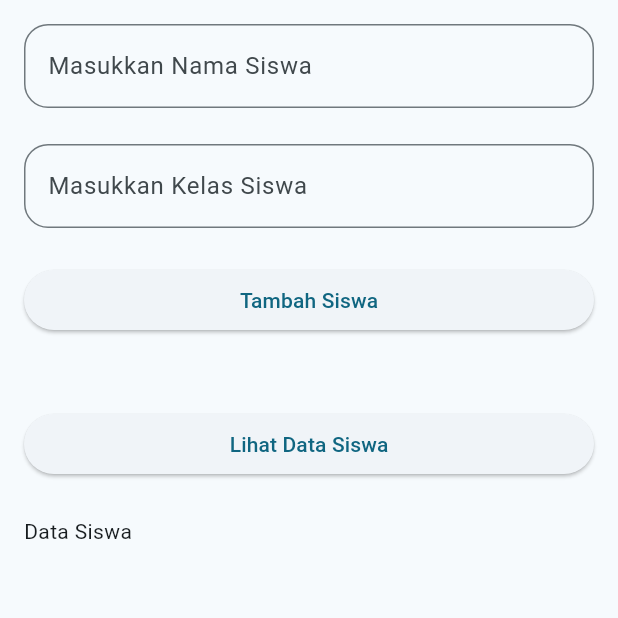
After one commit to Habibieproject/ppkd_b_5, a Flutter app: the CrSiswaScreenDay17 screen opened directly, on a phone screen of 412 x 824 dp, the top half of it. The commit adds this screen. Run offline on Flutter 3.47's test engine with Material 3 defaults, Android fonts, the phone set to English and light mode, and no system bars; our stand-ins replace confetti, google_nav_bar, shared_preferences, sqflite; accounts and stored records are empty.

Commit message:
Day 17 SQFLITE (Create, Read)

```diff
--- /dev/null
+++ b/lib/day_16_17/database/siswa_controller.dart
@@ -0,0 +1,24 @@
+import 'package:ppkd_b_5/day_16_17/database/sqflite.dart';
+import 'package:ppkd_b_5/day_16_17/models/siswa_model.dart';
+
+class SiswaController {
+  static Future<void> registerSiswa(SiswaModel siswa) async {
+    final dbs = await DBHelper.db();
+    await dbs.insert('siswa', siswa.toMap());
+    print(siswa.toMap());
+  }
+
+  static Future<List<SiswaModel>> getAllSiswa() async {
+    final dbs = await DBHelper.db();
+    final List<Map<String, dynamic>> results = await dbs.query("siswa");
+    print(results.map((e) => SiswaModel.fromMap(e)).toList());
+    return results.map((e) => SiswaModel.fromMap(e)).toList();
+  }
+}
+
+/*FLow kerja
+1. Buat DBHelper (Database, Table)
+2. Membuat Model
+3. Membuat function CRUD
+4. Terapkan di UI
+*/
--- a/lib/day_16/database/sqflite.dart
+++ b/lib/day_16_17/database/sqflite.dart
@@ -1,5 +1,5 @@
 import 'package:path/path.dart';
-import 'package:ppkd_b_5/day_16/models/user_model.dart';
+import 'package:ppkd_b_5/day_16_17/models/user_model.dart';
 // import 'package:sqflite/sqlite_api.dart';
 import 'package:sqflite/sqflite.dart';
 
@@ -8,12 +8,22 @@ class DBHelper {
     final dbPath = await getDatabasesPath();
     return openDatabase(
       join(dbPath, 'my_app.db'),
-      onCreate: (db, version) {
-        return db.execute(
+      onCreate: (db, version) async {
+        await db.execute(
           'CREATE TABLE user (id INTEGER PRIMARY KEY AUTOINCREMENT, email TEXT, password TEXT)',
         );
+        await db.execute(
+          'CREATE TABLE siswa (id INTEGER PRIMARY KEY AUTOINCREMENT, nama TEXT, kelas TEXT)',
+        );
       },
-      version: 1,
+      version: 2,
+      onUpgrade: (db, oldVersion, newVersion) async {
+        if (oldVersion < 2) {
+          await db.execute(
+            'CREATE TABLE siswa (id INTEGER PRIMARY KEY AUTOINCREMENT, nama TEXT, kelas TEXT)',
+          );
+        }
+      },
     );
   }
 
--- /dev/null
+++ b/lib/day_16_17/models/siswa_model.dart
@@ -0,0 +1,26 @@
+import 'dart:convert';
+
+// ignore_for_file: public_member_api_docs, sort_constructors_first
+class SiswaModel {
+  final int? id;
+  final String nama;
+  final String kelas;
+  SiswaModel({this.id, required this.nama, required this.kelas});
+
+  Map<String, dynamic> toMap() {
+    return <String, dynamic>{'id': id, 'nama': nama, 'kelas': kelas};
+  }
+
+  factory SiswaModel.fromMap(Map<String, dynamic> map) {
+    return SiswaModel(
+      id: map['id'] != null ? map['id'] as int : null,
+      nama: map['nama'] as String,
+      kelas: map['kelas'] as String,
+    );
+  }
+
+  String toJson() => json.encode(toMap());
+
+  factory SiswaModel.fromJson(String source) =>
+      SiswaModel.fromMap(json.decode(source) as Map<String, dynamic>);
+}
--- /dev/null
+++ b/lib/day_16_17/utils/decoration_form.dart
@@ -0,0 +1,22 @@
+import 'package:flutter/material.dart';
+import 'package:ppkd_b_5/constant/app_color.dart';
+
+InputDecoration decorationConstant({
+  required String hintText,
+  Color? color,
+  BorderSide? borderSide,
+}) {
+  return InputDecoration(
+    hintText: hintText,
+    border: OutlineInputBorder(
+      borderRadius: BorderRadius.circular(16),
+      borderSide:
+          borderSide ?? BorderSide(color: color ?? AppColor.borderColor),
+    ),
+    focusedBorder: OutlineInputBorder(
+      borderRadius: BorderRadius.circular(16),
+      borderSide:
+          borderSide ?? BorderSide(color: color ?? AppColor.borderColor),
+    ),
+  );
+}
--- /dev/null
+++ b/lib/day_16_17/view/cr_siswa.dart
@@ -0,0 +1,116 @@
+import 'package:flutter/material.dart';
+import 'package:ppkd_b_5/day_16_17/database/siswa_controller.dart';
+import 'package:ppkd_b_5/day_16_17/models/siswa_model.dart';
+import 'package:ppkd_b_5/day_16_17/utils/decoration_form.dart';
+import 'package:ppkd_b_5/day_16_17/view/siswa_screen.dart';
+import 'package:ppkd_b_5/extension/navigator.dart';
+
+class CrSiswaScreenDay17 extends StatefulWidget {
+  const CrSiswaScreenDay17({super.key});
+
+  @override
+  State<CrSiswaScreenDay17> createState() => _CrSiswaScreenDay17State();
+}
+
+class _CrSiswaScreenDay17State extends State<CrSiswaScreenDay17> {
+  final TextEditingController nameController = TextEditingController();
+  final TextEditingController kelasController = TextEditingController();
+  @override
+  Widget build(BuildContext context) {
+    return Scaffold(
+      body: Padding(
+        padding: const EdgeInsets.all(16.0),
+        child: SingleChildScrollView(
+          child: Column(
+            children: [
+              TextFormField(
+                controller: nameController,
+                decoration: decorationConstant(
+                  hintText: "Masukkan Nama Siswa",
+                  // color: Colors.red,
+                ),
+              ),
+              SizedBox(height: 24),
+              TextFormField(
+                controller: kelasController,
+                decoration: decorationConstant(
+                  hintText: "Masukkan Kelas Siswa",
+                ),
+              ),
+              SizedBox(height: 24),
+
+              SizedBox(
+                width: double.infinity,
+                child: ElevatedButton(
+                  onPressed: () {
+                    if (nameController.text.isEmpty) {
+                      ScaffoldMessenger.of(context).showSnackBar(
+                        SnackBar(content: Text("Nama belum di isi")),
+                      );
+                      return;
+                    }
+                    if (kelasController.text.isEmpty) {
+                      ScaffoldMessenger.of(context).showSnackBar(
+                        SnackBar(content: Text("Kelas belum di isi")),
+                      );
+                      return;
+                    }
+                    SiswaController.registerSiswa(
+                      SiswaModel(
+                        nama: nameController.text,
+                        kelas: kelasController.text,
+                      ),
+                    );
+                    nameController.clear();
+                    kelasController.clear();
+                    setState(() {});
+                  },
+                  child: Text("Tambah Siswa"),
+                ),
+              ),
+              SizedBox(height: 24),
+              SizedBox(height: 24),
+
+              SizedBox(
+                width: double.infinity,
+                child: ElevatedButton(
+                  onPressed: () {
+                    context.push(SiswaScreen());
+                  },
+                  child: Text("Lihat Data Siswa"),
+                ),
+              ),
+              SizedBox(height: 24),
+              Row(children: [Text("Data Siswa")]),
+              SizedBox(height: 12),
+
+              siswaWidget(),
+            ],
+          ),
+        ),
+      ),
+    );
+  }
+}
+
+FutureBuilder<List<SiswaModel>> siswaWidget() {
+  return FutureBuilder<List<SiswaModel>>(
+    future: SiswaController.getAllSiswa(),
+
+    builder: (BuildContext context, AsyncSnapshot snapshot) {
+      if (!snapshot.hasData) {
+        return CircularProgressIndicator();
+      }
+      final dataSiswa = snapshot.data as List<SiswaModel>;
+      return ListView.builder(
+        physics: NeverScrollableScrollPhysics(),
+        shrinkWrap: true,
+        itemCount: dataSiswa.length,
+        itemBuilder: (BuildContext context, int index) {
+          final items = dataSiswa[index];
+          return ListTile(title: Text(items.nama), subtitle: Text(items.kelas));
+        },
+      );
+    },
+  );
+}
--- a/lib/day_16/view/splash_screen.dart
+++ b/lib/day_16_17/view/splash_screen.dart
@@ -1,8 +1,8 @@
 import 'package:flutter/material.dart';
 import 'package:ppkd_b_5/constant/app_color.dart';
 import 'package:ppkd_b_5/day_14/drawer_global.dart';
-import 'package:ppkd_b_5/day_16/database/preference.dart';
-import 'package:ppkd_b_5/day_16/view/login_screen.dart';
+import 'package:ppkd_b_5/day_16_17/database/preference.dart';
+import 'package:ppkd_b_5/day_16_17/view/login_screen.dart';
 import 'package:ppkd_b_5/extension/navigator.dart';
 
 class SplashScreenDay16 extends StatefulWidget {
--- a/lib/main.dart
+++ b/lib/main.dart
@@ -1,6 +1,6 @@
 import 'package:flutter/material.dart';
-import 'package:ppkd_b_5/day_16/database/preference.dart';
-import 'package:ppkd_b_5/day_16/view/splash_screen.dart';
+import 'package:ppkd_b_5/day_16_17/database/preference.dart';
+import 'package:ppkd_b_5/day_16_17/view/splash_screen.dart';
 
 void main() async {
   WidgetsFlutterBinding.ensureInitialized();
--- a/pubspec.yaml
+++ b/pubspec.yaml
@@ -33,7 +33,7 @@ dependencies:
   flutter:
     sdk: flutter
   google_nav_bar: ^5.0.7
-  path_provider: ^2.1.5
+  # path_provider: ^2.1.5
   persistent_bottom_nav_bar_v2: ^6.3.0
   shared_preferences: ^2.5.4
   sqflite: ^2.4.2
```
Also changed, not shown: lib/day_14/drawer_global.dart (+10 -2 lines), lib/day_16_17/view/login_screen.dart (renamed from lib/day_16/view/login_screen.dart, +4 -13 lines), lib/day_16_17/view/siswa_screen.dart (added, +44 -0 lines), lib/day_16_17/database/preference.dart (renamed from lib/day_16/database/preference.dart), lib/day_16_17/models/user_model.dart (renamed from lib/day_16/models/user_model.dart), pubspec.lock, 7 other files.
